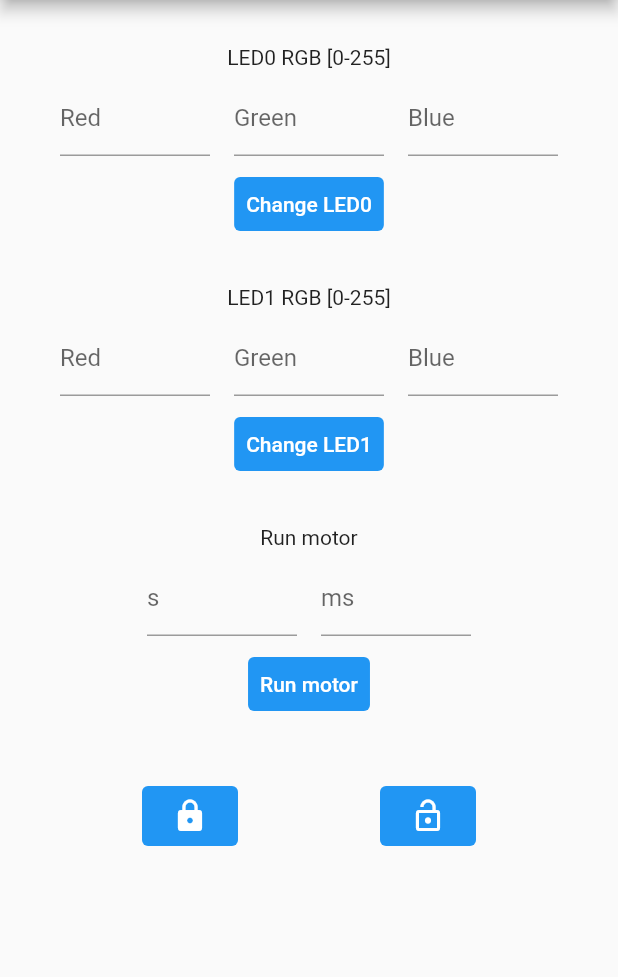
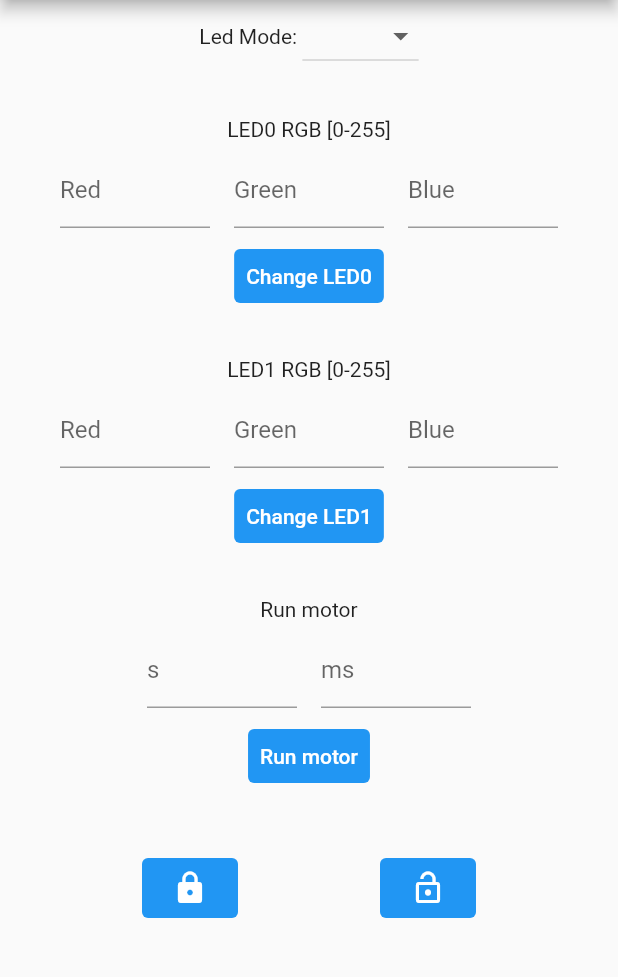
Before and after one commit to gapizaver/smartsharp-mobile-app, a Flutter app: the screen it shows after launch, on a phone screen of 412 x 824 dp, the part 84-1061 px from its top. Run offline on Flutter 3.47's test engine with Material 2 defaults, Android fonts, the light colour scheme and no system bars.

Commit message:
added led mode input

```diff
--- a/lib/main.dart
+++ b/lib/main.dart
@@ -1,4 +1,5 @@
 import 'package:flutter/material.dart';
+import 'package:smart_sharp/widgets/inputs/ledmode_dropdown.dart';
 import 'package:smart_sharp/widgets/inputs/motorinput.dart';
 
 import 'widgets/buttons/lock.dart';
@@ -37,6 +38,8 @@ class _MyScaffoldState extends State<MyScaffold> {
     return Scaffold(
       appBar: AppBar(title: const Text('Smartsharp')),
       body: Column(children: [
+        // LED mode input
+        const LedModeDropdown(),
         // LED0 form input
         const LedInputWidget(ledId: 0),
         // LED1 form input
--- /dev/null
+++ b/lib/widgets/inputs/ledmode_dropdown.dart
@@ -0,0 +1,40 @@
+import 'package:flutter/material.dart';
+import 'package:smart_sharp/api.dart';
+
+class LedModeDropdown extends StatefulWidget {
+  const LedModeDropdown({Key? key}) : super(key: key);
+
+  @override
+  _LedModeDropdownState createState() => _LedModeDropdownState();
+}
+
+class _LedModeDropdownState extends State<LedModeDropdown> {
+  String dropdownValue = "0";
+
+  @override
+  Widget build(BuildContext context) {
+    return Row(mainAxisAlignment: MainAxisAlignment.center, children: [
+      const Text("Led Mode: "),
+      DropdownButton<String>(
+          value: dropdownValue,
+          onChanged: (String? newValue) {
+            setState(() {
+              // change mode
+              dropdownValue = newValue!;
+              var mode = dropdownValue.split(" ")[1];
+              APIRequest.changeMode(context, mode);
+            });
+          },
+          items: <String>[
+            "Mode 0",
+            "Mode 1",
+            "Mode 2",
+            "Mode 3",
+            "Mode 4",
+            "Mode 5"
+          ].map<DropdownMenuItem<String>>((String value) {
+            return DropdownMenuItem(child: Text(value), value: value);
+          }).toList()),
+    ]);
+  }
+}
```
Also changed, not shown: lib/api.dart (+32 -0 lines).
